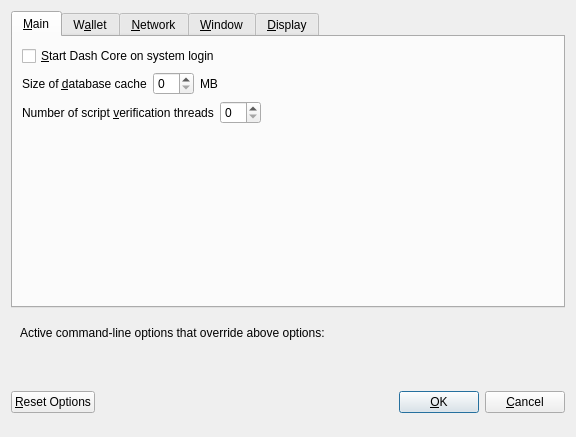
Captain-Cucumber/pprfnk1, file src/qt/forms/optionsdialog.ui: the form before one commit.
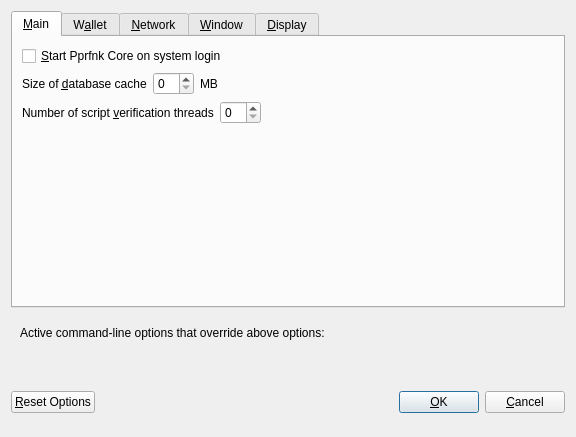
The form after the commit. Custom widgets are drawn as their Qt base class.

Commit message: dash-->pprfnk

```diff
--- a/src/qt/forms/optionsdialog.ui
+++ b/src/qt/forms/optionsdialog.ui
@@ -33,7 +33,7 @@
           <string>Automatically start Dash Core after logging in to the system.</string>
          </property>
          <property name="text">
-          <string>&amp;Start Dash Core on system login</string>
+          <string>&amp;Start Pprfnk Core on system login</string>
          </property>
         </widget>
        </item>
```
Left out of the diff: 14 changed lines with no effect on the pictures. The commit also changes 427 other files.
